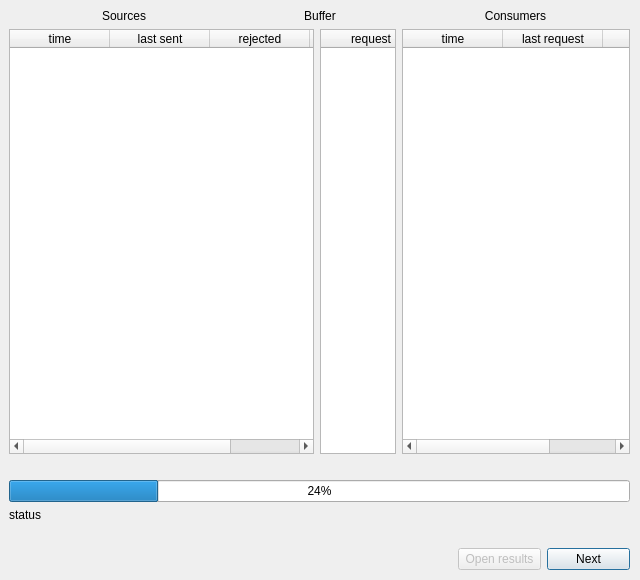
First picture: the form in stepbystepwindow.ui, repository muzzy404/SMO-5sem, before the edit.
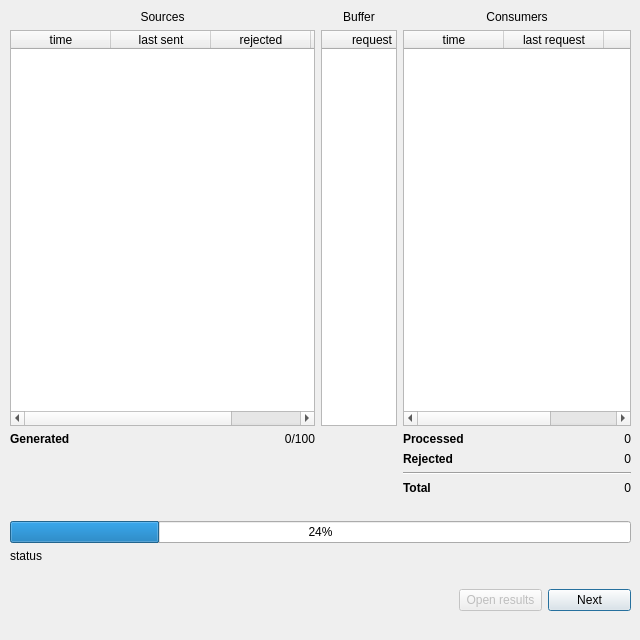
Second picture: the form after the edit.

Commit message: window step-by-step: counters under tables

Patch:
```diff
--- a/stepbystepwindow.ui
+++ b/stepbystepwindow.ui
@@ -7,7 +7,7 @@
     <x>0</x>
     <y>0</y>
     <width>640</width>
-    <height>580</height>
+    <height>640</height>
    </rect>
   </property>
   <property name="sizePolicy">
@@ -19,13 +19,13 @@
   <property name="minimumSize">
    <size>
     <width>640</width>
-    <height>580</height>
+    <height>640</height>
    </size>
   </property>
   <property name="maximumSize">
    <size>
     <width>640</width>
-    <height>580</height>
+    <height>640</height>
    </size>
   </property>
   <property name="windowTitle">
@@ -34,10 +34,10 @@
   <widget class="QWidget" name="verticalLayoutWidget">
    <property name="geometry">
     <rect>
-     <x>9</x>
-     <y>9</y>
+     <x>10</x>
+     <y>10</y>
      <width>621</width>
-     <height>561</height>
+     <height>601</height>
     </rect>
    </property>
    <layout class="QVBoxLayout" name="mainLayout" stretch="0,0">
@@ -45,7 +45,7 @@
      <number>6</number>
     </property>
     <item>
-     <layout class="QHBoxLayout" name="HeadersLayuot">
+     <layout class="QHBoxLayout" name="HeadersLayuot" stretch="4,1,3">
       <item>
        <widget class="QLabel" name="lblSources">
         <property name="text">
@@ -86,7 +86,43 @@
     </item>
     <item>
      <layout class="QGridLayout" name="gridTables" columnstretch="4,1,3">
-      <item row="2" column="0" colspan="3">
+      <item row="1" column="0">
+       <layout class="QHBoxLayout" name="srcNumsLayout" stretch="0,0">
+        <item>
+         <widget class="QLabel" name="lblGen">
+          <property name="font">
+           <font>
+            <weight>75</weight>
+            <bold>true</bold>
+           </font>
+          </property>
+          <property name="text">
+           <string>Generated</string>
+          </property>
+          <property name="alignment">
+           <set>Qt::AlignLeading|Qt::AlignLeft|Qt::AlignTop</set>
+          </property>
+          <property name="wordWrap">
+           <bool>false</bool>
+          </property>
+         </widget>
+        </item>
+        <item>
+         <widget class="QLabel" name="lblGenField">
+          <property name="text">
+           <string>&lt;html&gt;&lt;head/&gt;&lt;body&gt;&lt;p&gt;0/100&lt;/p&gt;&lt;/body&gt;&lt;/html&gt;</string>
+          </property>
+          <property name="alignment">
+           <set>Qt::AlignRight|Qt::AlignTop|Qt::AlignTrailing</set>
+          </property>
+          <property name="wordWrap">
+           <bool>false</bool>
+          </property>
+         </widget>
+        </item>
+       </layout>
+      </item>
+      <item row="3" column="0" colspan="3">
        <widget class="QProgressBar" name="modelingProgressBar">
         <property name="value">
          <number>24</number>
@@ -114,7 +150,7 @@
         </column>
        </widget>
       </item>
-      <item row="5" column="2">
+      <item row="7" column="2">
        <layout class="QHBoxLayout" name="btnsLayout" stretch="2,3,3">
         <item>
          <spacer name="horizontalSpacer_3">
@@ -160,7 +196,7 @@
         </item>
        </layout>
       </item>
-      <item row="4" column="0" colspan="3">
+      <item row="6" column="0" colspan="3">
        <spacer name="horizontalSpacer_2">
         <property name="orientation">
          <enum>Qt::Horizontal</enum>
@@ -198,7 +234,7 @@
         </column>
        </widget>
       </item>
-      <item row="1" column="0" colspan="3">
+      <item row="2" column="0" colspan="3">
        <spacer name="horizontalSpacer">
         <property name="orientation">
          <enum>Qt::Horizontal</enum>
@@ -211,7 +247,7 @@
         </property>
        </spacer>
       </item>
-      <item row="3" column="0">
+      <item row="5" column="0">
        <widget class="QLabel" name="lblStatusBar">
         <property name="text">
          <string>status</string>
@@ -254,6 +290,104 @@
         </column>
        </widget>
       </item>
+      <item row="1" column="2">
+       <layout class="QVBoxLayout" name="cnmrNumsLayout">
+        <item>
+         <layout class="QHBoxLayout" name="horizontalLayout_7">
+          <item>
+           <widget class="QLabel" name="lblProc">
+            <property name="enabled">
+             <bool>true</bool>
+            </property>
+            <property name="font">
+             <font>
+              <weight>75</weight>
+              <bold>true</bold>
+             </font>
+            </property>
+            <property name="text">
+             <string>Processed</string>
+            </property>
+            <property name="alignment">
+             <set>Qt::AlignLeading|Qt::AlignLeft|Qt::AlignVCenter</set>
+            </property>
+           </widget>
+          </item>
+          <item>
+           <widget class="QLabel" name="lblProcField">
+            <property name="text">
+             <string>0</string>
+            </property>
+            <property name="alignment">
+             <set>Qt::AlignRight|Qt::AlignTrailing|Qt::AlignVCenter</set>
+            </property>
+           </widget>
+          </item>
+         </layout>
+        </item>
+        <item>
+         <layout class="QHBoxLayout" name="horizontalLayout_13">
+          <item>
+           <widget class="QLabel" name="lblRej">
+            <property name="font">
+             <font>
+              <weight>75</weight>
+              <bold>true</bold>
+             </font>
+            </property>
+            <property name="text">
+             <string>Rejected</string>
+            </property>
+           </widget>
+          </item>
+          <item>
+           <widget class="QLabel" name="lblRejField">
+            <property name="text">
+             <string>0</string>
+            </property>
+            <property name="alignment">
+             <set>Qt::AlignRight|Qt::AlignTrailing|Qt::AlignVCenter</set>
+            </property>
+           </widget>
+          </item>
+         </layout>
+        </item>
+        <item>
+         <widget class="Line" name="line">
+          <property name="orientation">
+           <enum>Qt::Horizontal</enum>
+          </property>
+         </widget>
+        </item>
+        <item>
+         <layout class="QHBoxLayout" name="horizontalLayout_12">
+          <item>
+           <widget class="QLabel" name="lblTotal">
+            <property name="font">
+             <font>
+              <weight>75</weight>
+              <bold>true</bold>
+             </font>
+            </property>
+            <property name="text">
+             <string>Total</string>
+            </property>
+           </widget>
+          </item>
+          <item>
+           <widget class="QLabel" name="lblTotalField">
+            <property name="text">
+             <string>0</string>
+            </property>
+            <property name="alignment">
+             <set>Qt::AlignRight|Qt::AlignTrailing|Qt::AlignVCenter</set>
+            </property>
+           </widget>
+          </item>
+         </layout>
+        </item>
+       </layout>
+      </item>
      </layout>
     </item>
    </layout>
```
The commit also changes 6 other files.
